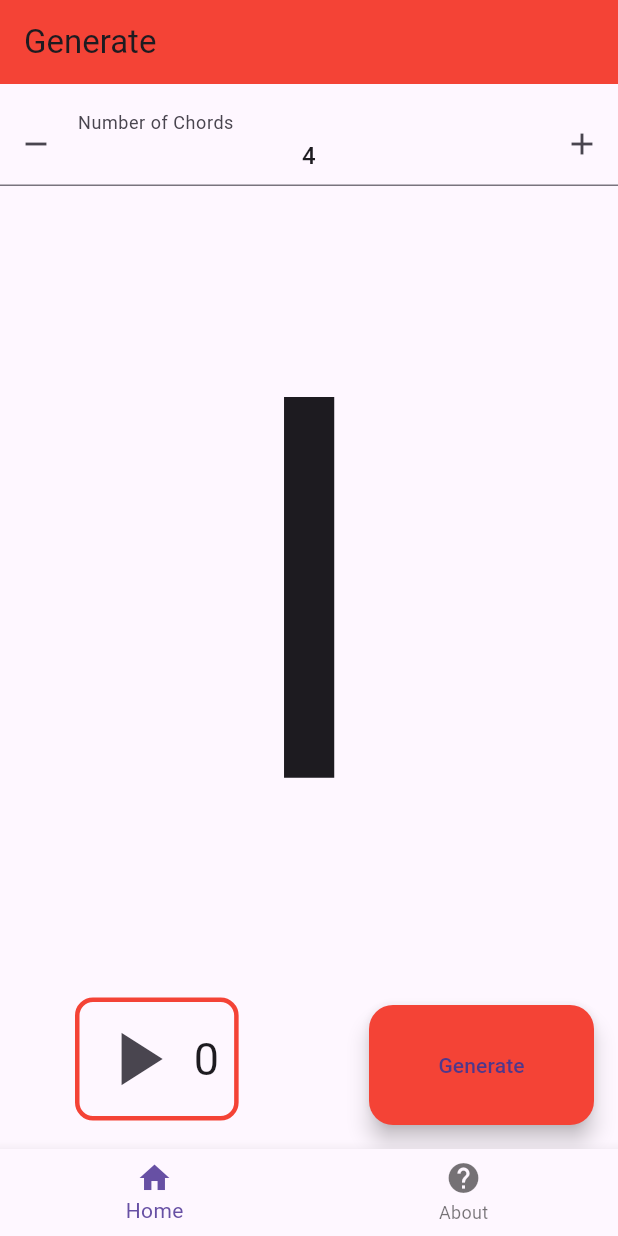
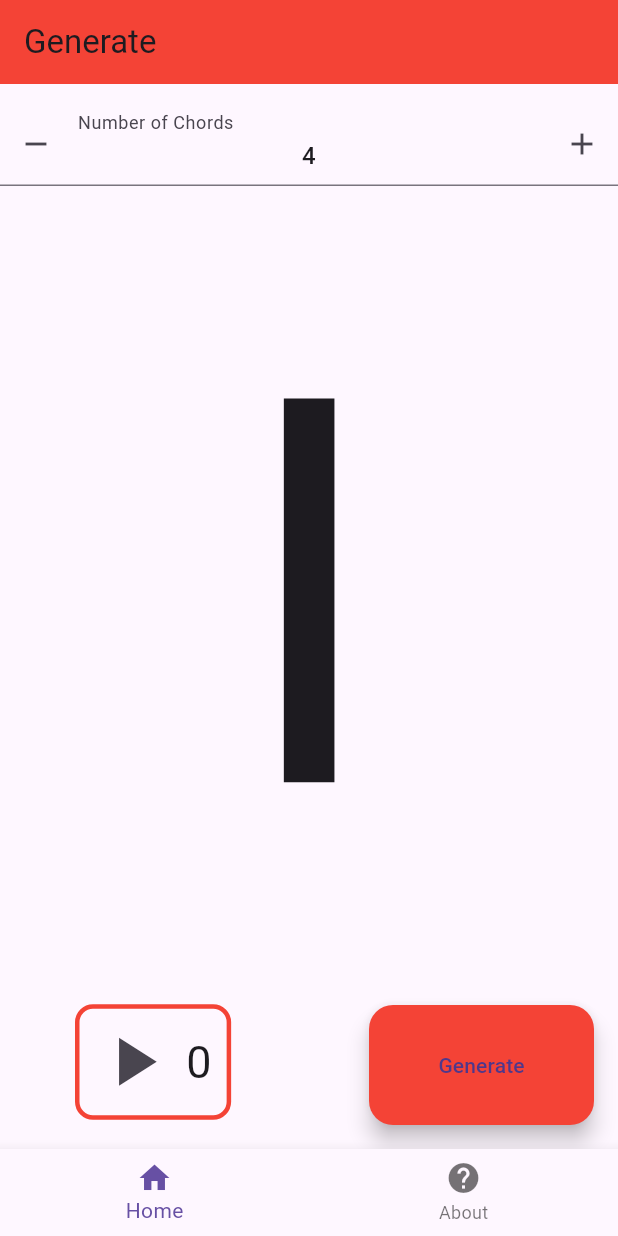
Before and after one commit to Jernemies/ChordGenTool, a Flutter app: the screen it shows after launch, on a phone screen of 412 x 824 dp. Run offline on Flutter 3.47's test engine with Material 3 defaults, Android fonts, the phone set to English and light mode, and no system bars; drawn by our look-alikes of flutter_spinbox; our stand-ins replace audioplayers.

Commit message:
Viimeistelyä

```diff
--- a/lib/main.dart
+++ b/lib/main.dart
@@ -4,13 +4,7 @@ import 'package:audioplayers/audioplayers.dart';
 import 'chord.dart';
 import 'generate.dart';
 import 'play.dart';
-import 'dart:async';
 
-
-/*
-https://api.dart.dev/stable/3.2.4/dart-math/Random-class.html
-https://pub.dev/packages/audioplayers
-https://pub.dev/packages/midi_util */
 
 void main() {
   runApp(const MyApp());
@@ -77,7 +71,6 @@ class _GeneratePageState extends State<GeneratePage> {
   //   (_) => AudioPlayer()..setReleaseMode(ReleaseMode.release),
   // );
   AudioPlayer audioPlayer = AudioPlayer();
-  final Timer timer = Timer(const Duration(seconds: 2), () => null);
 
   @override
   Widget build(BuildContext context) {
@@ -113,10 +106,10 @@ class _GeneratePageState extends State<GeneratePage> {
               ),
             ),SizedBox(
               //Soitto
-              height: 120,
+              height: 116,
               child: Container(
                 alignment: Alignment.centerLeft,
-                height: 120,
+                height: 116,
                 margin: const EdgeInsets.only(left: 50),
                 child: Container(
                   decoration: BoxDecoration(
@@ -130,7 +123,7 @@ class _GeneratePageState extends State<GeneratePage> {
                     mainAxisSize: MainAxisSize.min,
                     children: [
                       IconButton(
-                        iconSize: 60,
+                        iconSize: 55,
                         icon: const Icon(Icons.play_arrow),
                         onPressed:() {
                           setState(() {
@@ -258,7 +251,3 @@ class _HomePageState extends State<HomePage> {
 
   }
 }
-
-Future<void> playChord(int chords, List<Chord> chordList) async {
-
-}
```
